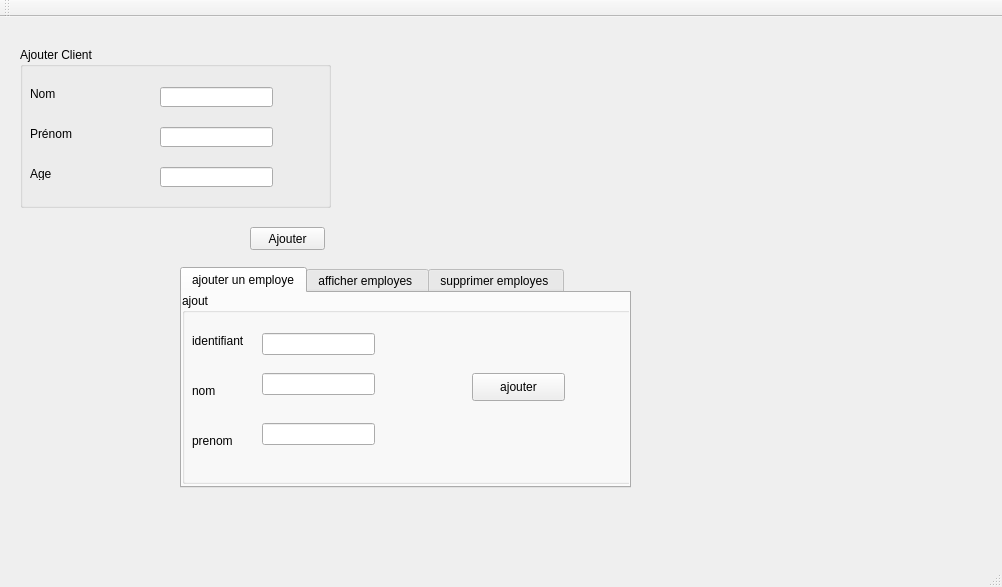
Before: the Qt Designer form coonnexion/Atelier_Connexion/mainwindow.ui in zeinab2001/Projet_CPP, drawn with Qt 5.
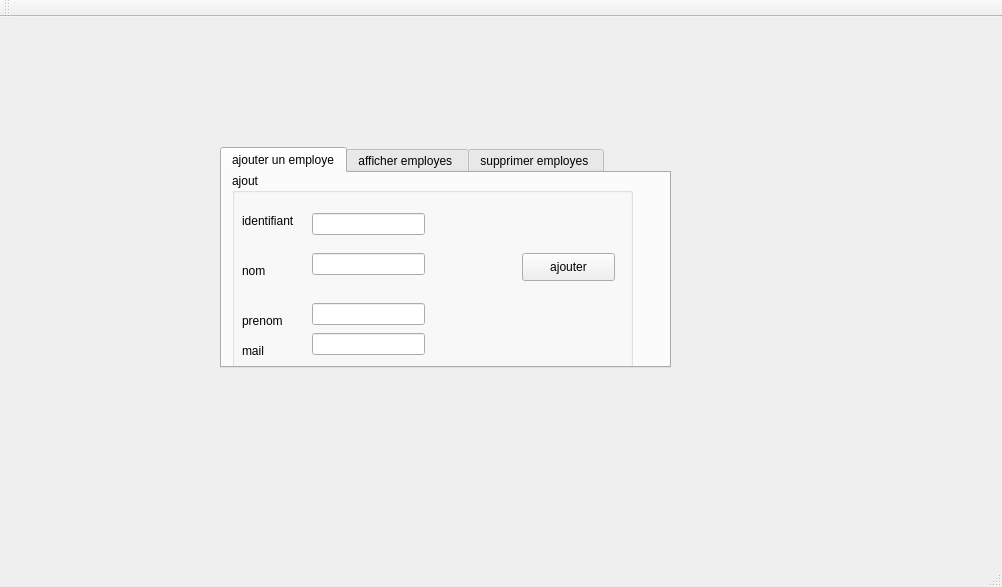
After: the same form once the commit is applied. The open tabs and pages were chosen to show the change.

Patch:
```diff
--- a/coonnexion/Atelier_Connexion/mainwindow.ui
+++ b/coonnexion/Atelier_Connexion/mainwindow.ui
@@ -14,106 +14,11 @@
    <string>Gestion des Clients</string>
   </property>
   <widget class="QWidget" name="centralWidget">
-   <widget class="QGroupBox" name="groupBox">
-    <property name="geometry">
-     <rect>
-      <x>20</x>
-      <y>30</y>
-      <width>311</width>
-      <height>161</height>
-     </rect>
-    </property>
-    <property name="title">
-     <string>Ajouter Client</string>
-    </property>
-    <widget class="QLabel" name="label">
-     <property name="geometry">
-      <rect>
-       <x>10</x>
-       <y>40</y>
-       <width>47</width>
-       <height>13</height>
-      </rect>
-     </property>
-     <property name="text">
-      <string>Nom</string>
-     </property>
-    </widget>
-    <widget class="QLabel" name="label_2">
-     <property name="geometry">
-      <rect>
-       <x>10</x>
-       <y>80</y>
-       <width>47</width>
-       <height>13</height>
-      </rect>
-     </property>
-     <property name="text">
-      <string>Prénom</string>
-     </property>
-    </widget>
-    <widget class="QLabel" name="label_3">
-     <property name="geometry">
-      <rect>
-       <x>10</x>
-       <y>120</y>
-       <width>47</width>
-       <height>13</height>
-      </rect>
-     </property>
-     <property name="text">
-      <string>Age</string>
-     </property>
-    </widget>
-    <widget class="QLineEdit" name="lineEdit">
-     <property name="geometry">
-      <rect>
-       <x>140</x>
-       <y>40</y>
-       <width>113</width>
-       <height>20</height>
-      </rect>
-     </property>
-    </widget>
-    <widget class="QLineEdit" name="lineEdit_2">
-     <property name="geometry">
-      <rect>
-       <x>140</x>
-       <y>80</y>
-       <width>113</width>
-       <height>20</height>
-      </rect>
-     </property>
-    </widget>
-    <widget class="QLineEdit" name="lineEdit_3">
-     <property name="geometry">
-      <rect>
-       <x>140</x>
-       <y>120</y>
-       <width>113</width>
-       <height>20</height>
-      </rect>
-     </property>
-    </widget>
-   </widget>
-   <widget class="QPushButton" name="pushButton">
-    <property name="geometry">
-     <rect>
-      <x>250</x>
-      <y>210</y>
-      <width>75</width>
-      <height>23</height>
-     </rect>
-    </property>
-    <property name="text">
-     <string>Ajouter</string>
-    </property>
-   </widget>
    <widget class="QTabWidget" name="tabWidget">
     <property name="geometry">
      <rect>
-      <x>180</x>
-      <y>250</y>
+      <x>220</x>
+      <y>130</y>
       <width>451</width>
       <height>221</height>
      </rect>
@@ -128,10 +33,10 @@
      <widget class="QGroupBox" name="groupBox_2">
       <property name="geometry">
        <rect>
-        <x>0</x>
+        <x>10</x>
         <y>0</y>
-        <width>451</width>
-        <height>191</height>
+        <width>401</width>
+        <height>201</height>
        </rect>
       </property>
       <property name="title">
@@ -219,6 +124,29 @@
         <string>ajouter</string>
        </property>
       </widget>
+      <widget class="QLabel" name="le_mail">
+       <property name="geometry">
+        <rect>
+         <x>10</x>
+         <y>170</y>
+         <width>56</width>
+         <height>16</height>
+        </rect>
+       </property>
+       <property name="text">
+        <string>mail</string>
+       </property>
+      </widget>
+      <widget class="QLineEdit" name="le_mail_2">
+       <property name="geometry">
+        <rect>
+         <x>80</x>
+         <y>160</y>
+         <width>113</width>
+         <height>22</height>
+        </rect>
+       </property>
+      </widget>
      </widget>
     </widget>
     <widget class="QWidget" name="tab_2">
```
Left out of the diff: 2 changed lines with no effect on the pictures.
